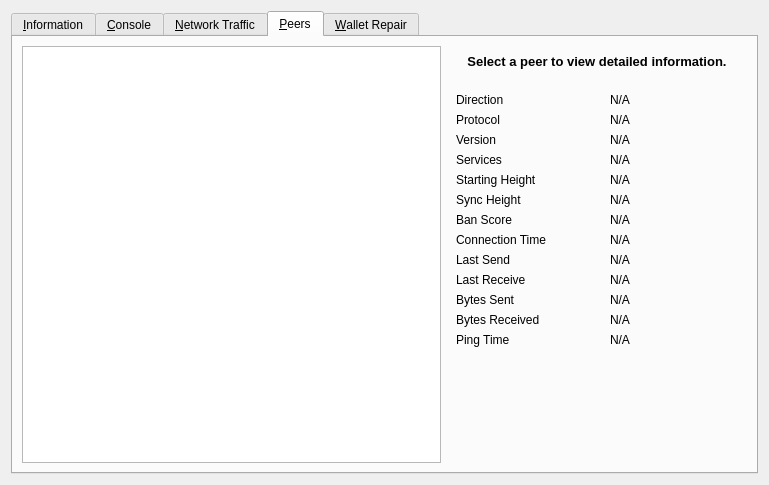
Above: src/qt/forms/rpcconsole.ui from zenonnetwork/zenon before the change. Below: the same form after it.
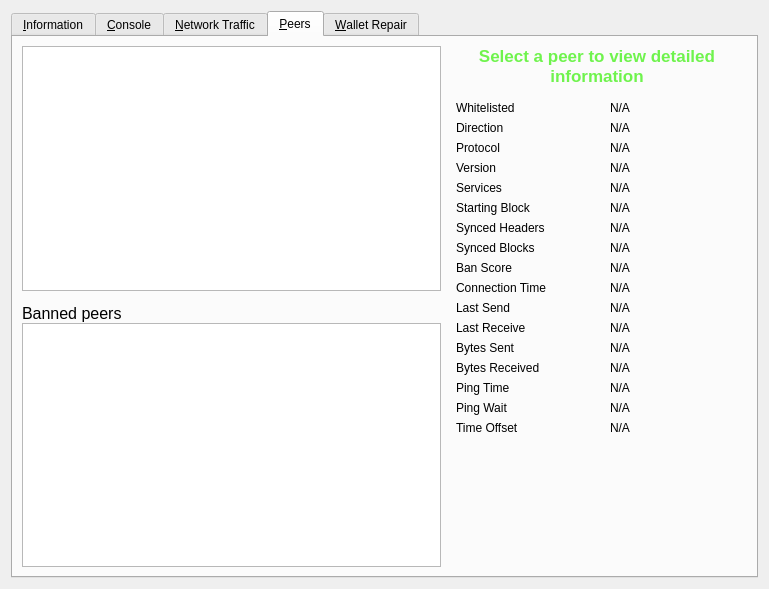
That is the form after the change. The open tabs and pages were chosen to show the change. Icons and pictures are not drawn. Custom widgets are drawn as their Qt base class.

What changed in the file:
```diff
--- a/src/qt/forms/rpcconsole.ui
+++ b/src/qt/forms/rpcconsole.ui
@@ -7,7 +7,7 @@
     <x>0</x>
     <y>0</y>
     <width>769</width>
-    <height>485</height>
+    <height>589</height>
    </rect>
   </property>
   <property name="windowTitle">
@@ -717,17 +717,85 @@
       </attribute>
       <layout class="QGridLayout" name="gridLayout_2">
        <item row="0" column="0" rowspan="2">
-        <widget class="QTableView" name="peerWidget">
-         <property name="horizontalScrollBarPolicy">
-          <enum>Qt::ScrollBarAsNeeded</enum>
+        <layout class="QVBoxLayout" name="verticalLayout_101">
+         <property name="spacing">
+          <number>0</number>
          </property>
-         <property name="sortingEnabled">
-          <bool>true</bool>
-         </property>
-         <attribute name="horizontalHeaderHighlightSections">
-          <bool>false</bool>
-         </attribute>
-        </widget>
+         <item>
+          <widget class="QTableView" name="peerWidget">
+           <property name="horizontalScrollBarPolicy">
+            <enum>Qt::ScrollBarAsNeeded</enum>
+           </property>
+           <property name="sortingEnabled">
+            <bool>true</bool>
+           </property>
+           <attribute name="horizontalHeaderHighlightSections">
+            <bool>false</bool>
+           </attribute>
+          </widget>
+         </item>
+         <item>
+          <widget class="QLabel" name="banHeading">
+           <property name="sizePolicy">
+            <sizepolicy hsizetype="Preferred" vsizetype="Minimum">
+             <horstretch>0</horstretch>
+             <verstretch>0</verstretch>
+            </sizepolicy>
+           </property>
+           <property name="minimumSize">
+            <size>
+             <width>300</width>
+             <height>32</height>
+            </size>
+           </property>
+           <property name="maximumSize">
+            <size>
+             <width>16777215</width>
+             <height>32</height>
+            </size>
+           </property>
+           <property name="font">
+            <font>
+             <pointsize>12</pointsize>
+            </font>
+           </property>
+           <property name="cursor">
+            <cursorShape>IBeamCursor</cursorShape>
+           </property>
+           <property name="text">
+            <string>Banned peers</string>
+           </property>
+           <property name="alignment">
+            <set>Qt::AlignBottom|Qt::AlignLeading|Qt::AlignLeft</set>
+           </property>
+           <property name="wordWrap">
+            <bool>true</bool>
+           </property>
+           <property name="textInteractionFlags">
+            <set>Qt::NoTextInteraction</set>
+           </property>
+          </widget>
+         </item>
+         <item>
+          <widget class="QTableView" name="banlistWidget">
+           <property name="sizePolicy">
+            <sizepolicy hsizetype="Expanding" vsizetype="Expanding">
+             <horstretch>0</horstretch>
+             <verstretch>0</verstretch>
+            </sizepolicy>
+           </property>
+           <property name="horizontalScrollBarPolicy">
+            <enum>Qt::ScrollBarAsNeeded</enum>
+           </property>
+           <property name="sortingEnabled">
+            <bool>true</bool>
+           </property>
+           <attribute name="horizontalHeaderHighlightSections">
+            <bool>false</bool>
+           </attribute>
+          </widget>
+         </item>
+        </layout>
        </item>
        <item row="0" column="1">
         <widget class="QLabel" name="peerHeading">
@@ -754,7 +822,7 @@
           <cursorShape>IBeamCursor</cursorShape>
          </property>
          <property name="text">
-          <string>Select a peer to view detailed information.</string>
+          <string>&lt;html&gt;&lt;head/&gt;&lt;body&gt;&lt;p&gt;&lt;span style=&quot; font-size:13pt; color:#6ff34d;&quot;&gt;Select a peer to view detailed information&lt;/span&gt;&lt;/p&gt;&lt;/body&gt;&lt;/html&gt;</string>
          </property>
          <property name="alignment">
           <set>Qt::AlignCenter</set>
@@ -777,13 +845,36 @@
          </property>
          <layout class="QGridLayout" name="gridLayout_3">
           <item row="0" column="0">
+           <widget class="QLabel" name="label_30">
+            <property name="text">
+             <string>Whitelisted</string>
+            </property>
+           </widget>
+          </item>
+          <item row="0" column="2">
+           <widget class="QLabel" name="peerWhitelisted">
+            <property name="cursor">
+             <cursorShape>IBeamCursor</cursorShape>
+            </property>
+            <property name="text">
+             <string>N/A</string>
+            </property>
+            <property name="textFormat">
+             <enum>Qt::PlainText</enum>
+            </property>
+            <property name="textInteractionFlags">
+             <set>Qt::LinksAccessibleByMouse|Qt::TextSelectableByKeyboard|Qt::TextSelectableByMouse</set>
+            </property>
+           </widget>
+          </item>
+          <item row="1" column="0">
            <widget class="QLabel" name="label_23">
             <property name="text">
              <string>Direction</string>
             </property>
            </widget>
           </item>
-          <item row="0" column="2">
+          <item row="1" column="2">
            <widget class="QLabel" name="peerDirection">
             <property name="cursor">
              <cursorShape>IBeamCursor</cursorShape>
@@ -799,14 +890,14 @@
             </property>
            </widget>
           </item>
-          <item row="1" column="0">
+          <item row="2" column="0">
            <widget class="QLabel" name="label_21">
             <property name="text">
              <string>Protocol</string>
             </property>
            </widget>
           </item>
-          <item row="1" column="2">
+          <item row="2" column="2">
            <widget class="QLabel" name="peerVersion">
             <property name="cursor">
              <cursorShape>IBeamCursor</cursorShape>
@@ -822,14 +913,14 @@
             </property>
            </widget>
           </item>
-          <item row="2" column="0">
+          <item row="3" column="0">
            <widget class="QLabel" name="label_28">
             <property name="text">
              <string>Version</string>
             </property>
            </widget>
           </item>
-          <item row="2" column="2">
+          <item row="3" column="2">
            <widget class="QLabel" name="peerSubversion">
             <property name="cursor">
              <cursorShape>IBeamCursor</cursorShape>
@@ -845,14 +936,14 @@
             </property>
            </widget>
           </item>
-          <item row="3" column="0">
+          <item row="4" column="0">
            <widget class="QLabel" name="label_4">
             <property name="text">
              <string>Services</string>
             </property>
            </widget>
           </item>
-          <item row="3" column="2">
+          <item row="4" column="2">
            <widget class="QLabel" name="peerServices">
             <property name="cursor">
              <cursorShape>IBeamCursor</cursorShape>
@@ -871,7 +962,7 @@
           <item row="5" column="0">
            <widget class="QLabel" name="label_29">
             <property name="text">
-             <string>Starting Height</string>
+             <string>Starting Block</string>
             </property>
            </widget>
           </item>
@@ -894,7 +985,7 @@
           <item row="6" column="0">
            <widget class="QLabel" name="label_27">
             <property name="text">
-             <string>Sync Height</string>
+             <string>Synced Headers</string>
             </property>
            </widget>
           </item>
@@ -915,13 +1006,36 @@
            </widget>
           </item>
           <item row="7" column="0">
+           <widget class="QLabel" name="label_25">
+            <property name="text">
+             <string>Synced Blocks</string>
+            </property>
+           </widget>
+          </item>
+          <item row="7" column="2">
+           <widget class="QLabel" name="peerCommonHeight">
+            <property name="cursor">
+             <cursorShape>IBeamCursor</cursorShape>
+            </property>
+            <property name="text">
+             <string>N/A</string>
+            </property>
+            <property name="textFormat">
+             <enum>Qt::PlainText</enum>
+            </property>
+            <property name="textInteractionFlags">
+             <set>Qt::LinksAccessibleByMouse|Qt::TextSelectableByKeyboard|Qt::TextSelectableByMouse</set>
+            </property>
+           </widget>
+          </item>
+          <item row="8" column="0">
            <widget class="QLabel" name="label_24">
             <property name="text">
              <string>Ban Score</string>
             </property>
            </widget>
           </item>
-          <item row="7" column="2">
+          <item row="8" column="2">
            <widget class="QLabel" name="peerBanScore">
             <property name="cursor">
              <cursorShape>IBeamCursor</cursorShape>
@@ -937,14 +1051,14 @@
             </property>
            </widget>
           </item>
-          <item row="8" column="0">
+          <item row="9" column="0">
            <widget class="QLabel" name="label_22">
             <property name="text">
              <string>Connection Time</string>
             </property>
            </widget>
           </item>
-          <item row="8" column="2">
+          <item row="9" column="2">
            <widget class="QLabel" name="peerConnTime">
             <property name="cursor">
              <cursorShape>IBeamCursor</cursorShape>
@@ -960,14 +1074,14 @@
             </property>
            </widget>
           </item>
-          <item row="9" column="0">
+          <item row="10" column="0">
            <widget class="QLabel" name="label_15">
             <property name="text">
              <string>Last Send</string>
             </property>
            </widget>
           </item>
-          <item row="9" column="2">
+          <item row="10" column="2">
            <widget class="QLabel" name="peerLastSend">
             <property name="cursor">
              <cursorShape>IBeamCursor</cursorShape>
@@ -983,14 +1097,14 @@
             </property>
            </widget>
           </item>
-          <item row="10" column="0">
+          <item row="11" column="0">
            <widget class="QLabel" name="label_19">
             <property name="text">
              <string>Last Receive</string>
             </property>
            </widget>
           </item>
-          <item row="10" column="2">
+          <item row="11" column="2">
            <widget class="QLabel" name="peerLastRecv">
             <property name="cursor">
              <cursorShape>IBeamCursor</cursorShape>
@@ -1006,14 +1120,14 @@
             </property>
            </widget>
           </item>
-          <item row="11" column="0">
+          <item row="12" column="0">
            <widget class="QLabel" name="label_18">
             <property name="text">
              <string>Bytes Sent</string>
             </property>
            </widget>
           </item>
-          <item row="11" column="2">
+          <item row="12" column="2">
            <widget class="QLabel" name="peerBytesSent">
             <property name="cursor">
              <cursorShape>IBeamCursor</cursorShape>
@@ -1029,14 +1143,14 @@
             </property>
            </widget>
           </item>
-          <item row="12" column="0">
+          <item row="13" column="0">
            <widget class="QLabel" name="label_20">
             <property name="text">
              <string>Bytes Received</string>
             </property>
            </widget>
           </item>
-          <item row="12" column="2">
+          <item row="13" column="2">
            <widget class="QLabel" name="peerBytesRecv">
             <property name="cursor">
              <cursorShape>IBeamCursor</cursorShape>
@@ -1052,14 +1166,14 @@
             </property>
            </widget>
           </item>
-          <item row="13" column="0">
+          <item row="14" column="0">
            <widget class="QLabel" name="label_26">
             <property name="text">
              <string>Ping Time</string>
             </property>
            </widget>
           </item>
-          <item row="13" column="2">
+          <item row="14" column="2">
            <widget class="QLabel" name="peerPingTime">
             <property name="cursor">
              <cursorShape>IBeamCursor</cursorShape>
@@ -1075,7 +1189,56 @@
             </property>
            </widget>
           </item>
-          <item row="14" column="1">
+          <item row="15" column="0">
+           <widget class="QLabel" name="peerPingWaitLabel">
+            <property name="toolTip">
+             <string>The duration of a currently outstanding ping.</string>
+            </property>
+            <property name="text">
+             <string>Ping Wait</string>
+            </property>
+           </widget>
+          </item>
+          <item row="15" column="2">
+           <widget class="QLabel" name="peerPingWait">
+            <property name="cursor">
+             <cursorShape>IBeamCursor</cursorShape>
+            </property>
+            <property name="text">
+             <string>N/A</string>
+            </property>
+            <property name="textFormat">
+             <enum>Qt::PlainText</enum>
+            </property>
+            <property name="textInteractionFlags">
+             <set>Qt::LinksAccessibleByMouse|Qt::TextSelectableByKeyboard|Qt::TextSelectableByMouse</set>
+            </property>
+           </widget>
+          </item>
+          <item row="16" column="0">
+           <widget class="QLabel" name="label_timeoffset">
+            <property name="text">
+             <string>Time Offset</string>
+            </property>
+           </widget>
+          </item>
+          <item row="16" column="2">
+           <widget class="QLabel" name="timeoffset">
+            <property name="cursor">
+             <cursorShape>IBeamCursor</cursorShape>
+            </property>
+            <property name="text">
+             <string>N/A</string>
+            </property>
+            <property name="textFormat">
+             <enum>Qt::PlainText</enum>
+            </property>
+            <property name="textInteractionFlags">
+             <set>Qt::LinksAccessibleByMouse|Qt::TextSelectableByKeyboard|Qt::TextSelectableByMouse</set>
+            </property>
+           </widget>
+          </item>
+          <item row="17" column="1">
            <spacer name="verticalSpacer_3">
             <property name="orientation">
              <enum>Qt::Vertical</enum>
```
Left out of the diff: 218 changed lines with no effect on the pictures.
